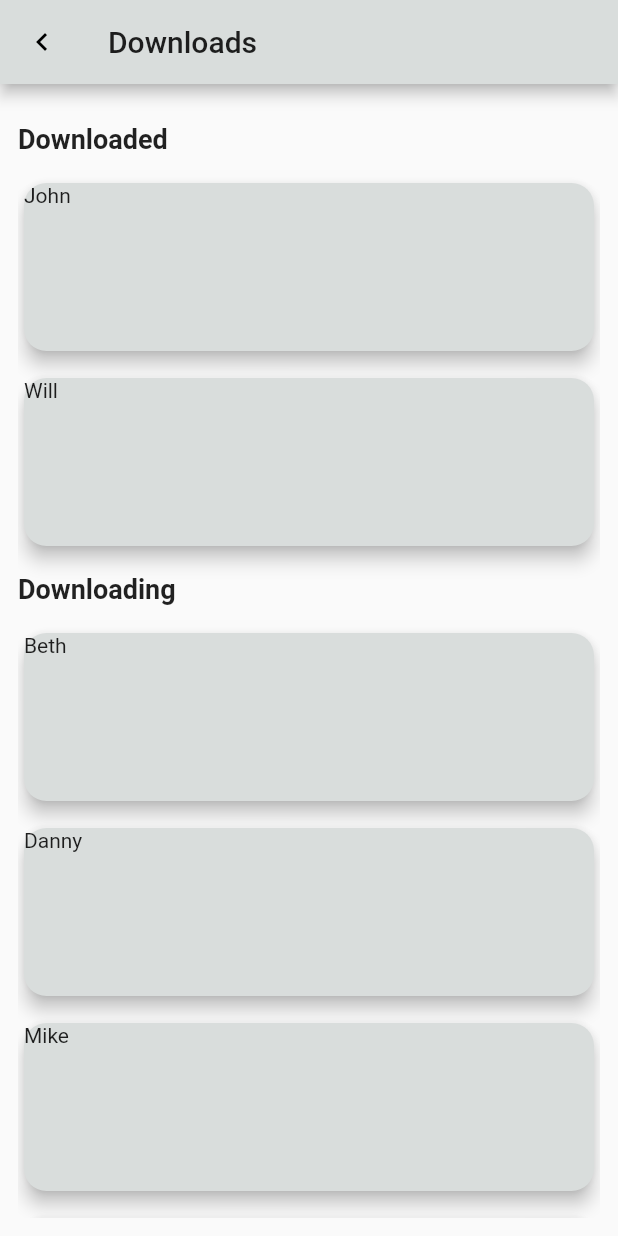
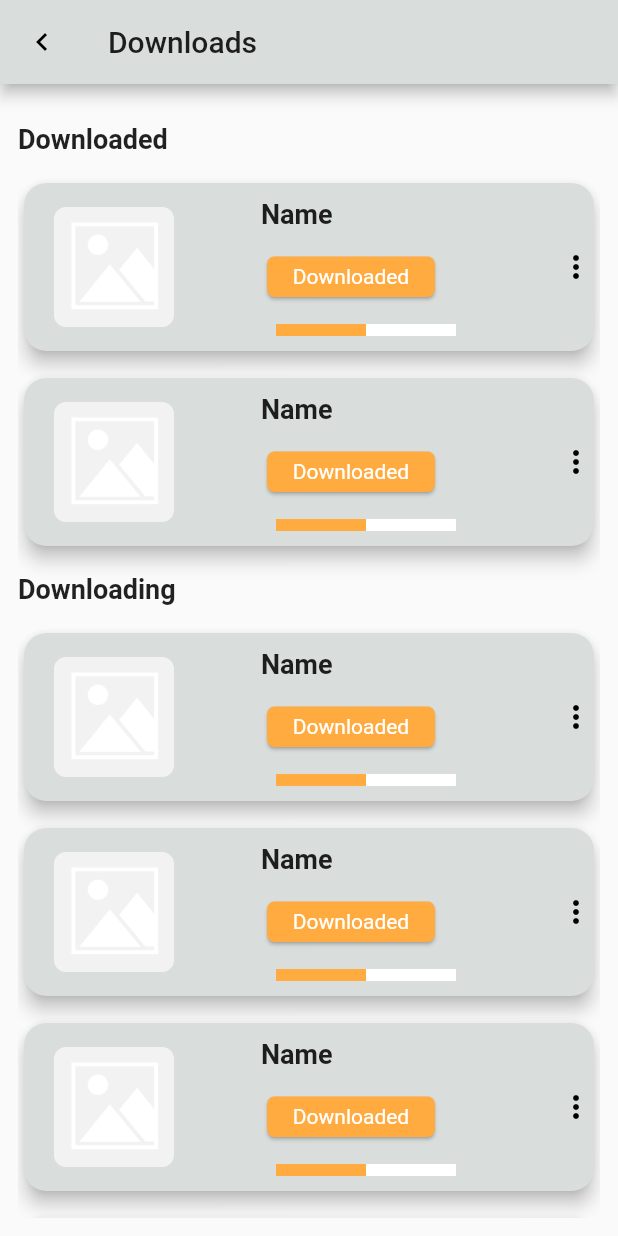
Before and after one commit to devalchauhan/xendit-gallery, a Flutter app: the ImageDetail screen opened directly, on a phone screen of 412 x 824 dp. Run offline on Flutter 3.47's test engine with Material 2 defaults, Android fonts, the phone set to English and light mode, and no system bars; drawn by our look-alikes of grouped_list, percent_indicator; our stand-ins replace bloc, cached_network_image, dartz, equatable, flutter_bloc, get_it and 1 more; network calls fail.

Commit message:
[XG-02] - ui complete for download image page

```diff
--- a/xendit_gallery/lib/features/image_detail/presentation/widgets/image_detail_widgets.dart
+++ b/xendit_gallery/lib/features/image_detail/presentation/widgets/image_detail_widgets.dart
@@ -1,11 +1,11 @@
 import 'package:flutter/material.dart';
+import 'package:percent_indicator/linear_percent_indicator.dart';
 import 'package:xendit_gallery/constants/colors.dart';
 import 'package:xendit_gallery/constants/text_styles.dart';
 
 class SectionHeader extends StatelessWidget {
   String groupByValue;
   SectionHeader({@required this.groupByValue});
-
   @override
   Widget build(BuildContext context) {
     return Container(
@@ -24,7 +24,7 @@ class SectionHeader extends StatelessWidget {
 class SectionRow extends StatelessWidget {
   dynamic element;
   SectionRow({@required this.element});
-
+  List _popUpItems = ['Delete', 'Cancel'];
   @override
   Widget build(BuildContext context) {
     return Container(
@@ -35,7 +35,70 @@ class SectionRow extends StatelessWidget {
         ),
         elevation: 5,
         color: kPrimaryColor,
-        child: Text(element['name']),
+        child: Row(
+          mainAxisAlignment: MainAxisAlignment.spaceBetween,
+          children: [
+            Padding(
+              padding: const EdgeInsets.only(left: 20),
+              child: ClipRRect(
+                borderRadius: BorderRadius.circular(8.0),
+                child: Image.asset(
+                  'assets/images/default.png',
+                  height: 80.0,
+                  width: 80.0,
+                ),
+              ),
+            ),
+            Padding(
+              padding: const EdgeInsets.symmetric(vertical: 10),
+              child: Column(
+                mainAxisAlignment: MainAxisAlignment.spaceBetween,
+                crossAxisAlignment: CrossAxisAlignment.start,
+                children: [
+                  Text(
+                    'Name',
+                    style: kGroupTitleTextStyle,
+                  ),
+                  Container(
+                    width: 120,
+                    height: 35,
+                    child: Card(
+                      color: Colors.orangeAccent,
+                      shape: RoundedRectangleBorder(
+                        borderRadius: BorderRadius.circular(5.0),
+                      ),
+                      child: Center(
+                          child: Text(
+                        'Downloaded',
+                        style: TextStyle(color: Colors.white),
+                      )),
+                    ),
+                  ),
+                  LinearPercentIndicator(
+                    width: 140.0,
+                    lineHeight: 8.0,
+                    percent: 0.5,
+                    backgroundColor: Colors.white,
+                    progressColor: Colors.orangeAccent,
+                  )
+                ],
+              ),
+            ),
+            PopupMenuButton(
+              child: Icon(
+                Icons.more_vert,
+                color: Colors.black,
+              ),
+              itemBuilder: (context) {
+                return List.generate(_popUpItems.length, (index) {
+                  return PopupMenuItem(
+                    child: Text(_popUpItems[index]),
+                  );
+                });
+              },
+            ),
+          ],
+        ), //Text(element['name']
       ),
     );
   }
--- a/xendit_gallery/lib/features/image_list/presentation/page/image_list.dart
+++ b/xendit_gallery/lib/features/image_list/presentation/page/image_list.dart
@@ -1,7 +1,6 @@
 import 'package:cached_network_image/cached_network_image.dart';
 import 'package:flutter/material.dart';
 import 'package:flutter_bloc/flutter_bloc.dart';
-import 'package:xendit_gallery/constants/colors.dart';
 import 'package:xendit_gallery/constants/strings.dart';
 import 'package:xendit_gallery/features/image_list/domain/usecases/get_image_list.dart';
 import 'package:xendit_gallery/features/image_list/presentation/cubit/image_list_cubit.dart';
--- a/xendit_gallery/pubspec.yaml
+++ b/xendit_gallery/pubspec.yaml
@@ -21,6 +21,7 @@ dependencies:
   cached_network_image: ^3.0.0
   shimmer: ^2.0.0
   grouped_list: ^4.0.0
+  percent_indicator: ^3.0.1
 
 
 dev_dependencies:
@@ -29,3 +30,6 @@ dev_dependencies:
 
 flutter:
   uses-material-design: true
+
+  assets:
+    - assets/images/
```
Also changed, not shown: xendit_gallery/assets/images/default.png (added).
